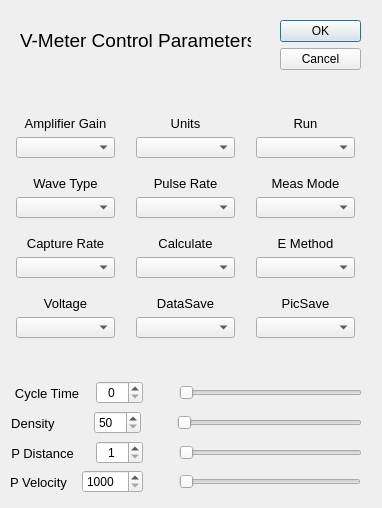
ndtmike/Veelinx, file control_dialog.ui: the form before one commit.
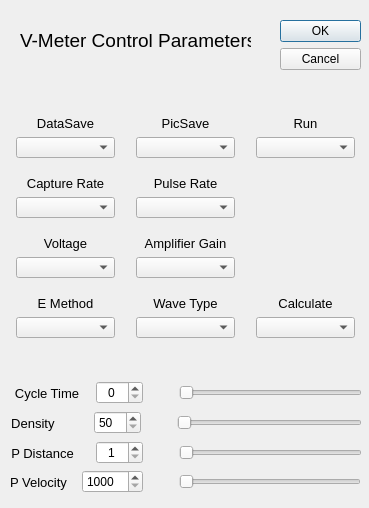
The form after the commit.

Commit message: Control dialog stuff

Patch:
```diff
--- a/control_dialog.ui
+++ b/control_dialog.ui
@@ -6,7 +6,7 @@
    <rect>
     <x>0</x>
     <y>0</y>
-    <width>382</width>
+    <width>369</width>
     <height>508</height>
    </rect>
   </property>
@@ -32,8 +32,8 @@
   <widget class="QWidget" name="layoutWidget">
    <property name="geometry">
     <rect>
-     <x>10</x>
-     <y>170</y>
+     <x>130</x>
+     <y>290</y>
      <width>111</width>
      <height>54</height>
     </rect>
@@ -81,7 +81,7 @@
    <property name="geometry">
     <rect>
      <x>10</x>
-     <y>230</y>
+     <y>170</y>
      <width>111</width>
      <height>54</height>
     </rect>
@@ -125,54 +125,6 @@
     </item>
    </layout>
   </widget>
-  <widget class="QWidget" name="layoutWidget_3">
-   <property name="geometry">
-    <rect>
-     <x>130</x>
-     <y>110</y>
-     <width>111</width>
-     <height>54</height>
-    </rect>
-   </property>
-   <layout class="QFormLayout" name="formLayoutUnits">
-    <property name="labelAlignment">
-     <set>Qt::AlignCenter</set>
-    </property>
-    <property name="formAlignment">
-     <set>Qt::AlignJustify|Qt::AlignVCenter</set>
-    </property>
-    <property name="leftMargin">
-     <number>6</number>
-    </property>
-    <property name="topMargin">
-     <number>6</number>
-    </property>
-    <property name="rightMargin">
-     <number>6</number>
-    </property>
-    <property name="bottomMargin">
-     <number>6</number>
-    </property>
-    <item row="1" column="0" colspan="2">
-     <widget class="QComboBox" name="comboBoxUnits"/>
-    </item>
-    <item row="0" column="0" colspan="2">
-     <widget class="QLabel" name="lblUnits">
-      <property name="font">
-       <font>
-        <pointsize>10</pointsize>
-       </font>
-      </property>
-      <property name="text">
-       <string>Units</string>
-      </property>
-      <property name="alignment">
-       <set>Qt::AlignCenter</set>
-      </property>
-     </widget>
-    </item>
-   </layout>
-  </widget>
   <widget class="QWidget" name="layoutWidget_4">
    <property name="geometry">
     <rect>
@@ -224,8 +176,8 @@
   <widget class="QWidget" name="layoutWidget_5">
    <property name="geometry">
     <rect>
-     <x>130</x>
-     <y>230</y>
+     <x>250</x>
+     <y>290</y>
      <width>111</width>
      <height>54</height>
     </rect>
@@ -272,8 +224,8 @@
   <widget class="QWidget" name="layoutWidget_6">
    <property name="geometry">
     <rect>
-     <x>250</x>
-     <y>230</y>
+     <x>10</x>
+     <y>290</y>
      <width>111</width>
      <height>54</height>
     </rect>
@@ -338,8 +290,8 @@
   <widget class="QWidget" name="layoutWidget">
    <property name="geometry">
     <rect>
-     <x>10</x>
-     <y>110</y>
+     <x>130</x>
+     <y>230</y>
      <width>111</width>
      <height>54</height>
     </rect>
@@ -387,7 +339,7 @@
    <property name="geometry">
     <rect>
      <x>10</x>
-     <y>290</y>
+     <y>230</y>
      <width>111</width>
      <height>54</height>
     </rect>
@@ -434,8 +386,8 @@
   <widget class="QWidget" name="layoutWidget_8">
    <property name="geometry">
     <rect>
-     <x>130</x>
-     <y>290</y>
+     <x>10</x>
+     <y>110</y>
      <width>111</width>
      <height>54</height>
     </rect>
@@ -482,8 +434,8 @@
   <widget class="QWidget" name="layoutWidget_9">
    <property name="geometry">
     <rect>
-     <x>250</x>
-     <y>290</y>
+     <x>130</x>
+     <y>110</y>
      <width>111</width>
      <height>54</height>
     </rect>
@@ -776,54 +728,6 @@
     </item>
    </layout>
   </widget>
-  <widget class="QWidget" name="layoutWidget_10">
-   <property name="geometry">
-    <rect>
-     <x>250</x>
-     <y>170</y>
-     <width>111</width>
-     <height>54</height>
-    </rect>
-   </property>
-   <layout class="QFormLayout" name="formLayoutMeasMode">
-    <property name="labelAlignment">
-     <set>Qt::AlignCenter</set>
-    </property>
-    <property name="formAlignment">
-     <set>Qt::AlignJustify|Qt::AlignVCenter</set>
-    </property>
-    <property name="leftMargin">
-     <number>6</number>
-    </property>
-    <property name="topMargin">
-     <number>6</number>
-    </property>
-    <property name="rightMargin">
-     <number>6</number>
-    </property>
-    <property name="bottomMargin">
-     <number>6</number>
-    </property>
-    <item row="1" column="0" colspan="2">
-     <widget class="QComboBox" name="comboBoxMeasMode"/>
-    </item>
-    <item row="0" column="0" colspan="2">
-     <widget class="QLabel" name="lblMeasMode">
-      <property name="font">
-       <font>
-        <pointsize>10</pointsize>
-       </font>
-      </property>
-      <property name="text">
-       <string>Meas Mode</string>
-      </property>
-      <property name="alignment">
-       <set>Qt::AlignCenter</set>
-      </property>
-     </widget>
-    </item>
-   </layout>
-  </widget>
   <widget class="QWidget" name="layoutWidget_13">
    <property name="geometry">
     <rect>
```
Left out of the diff: 2 changed lines with no effect on the pictures. The commit also changes 5 other files.
